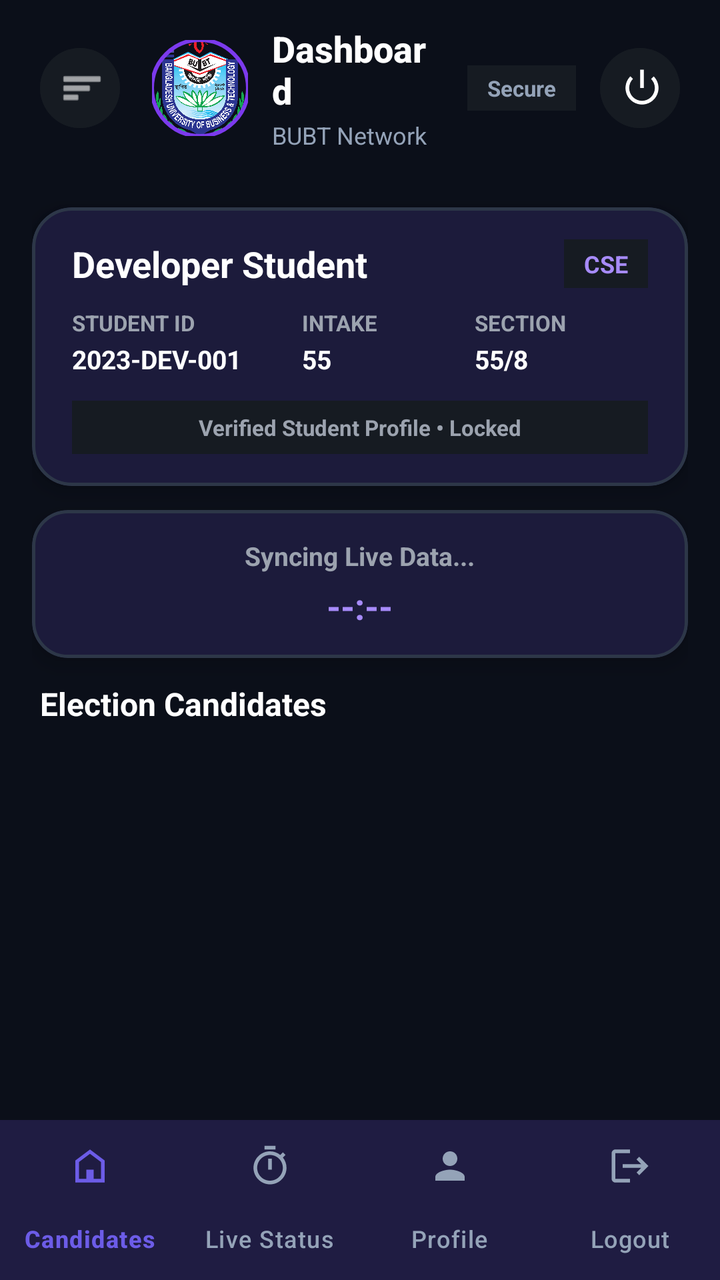
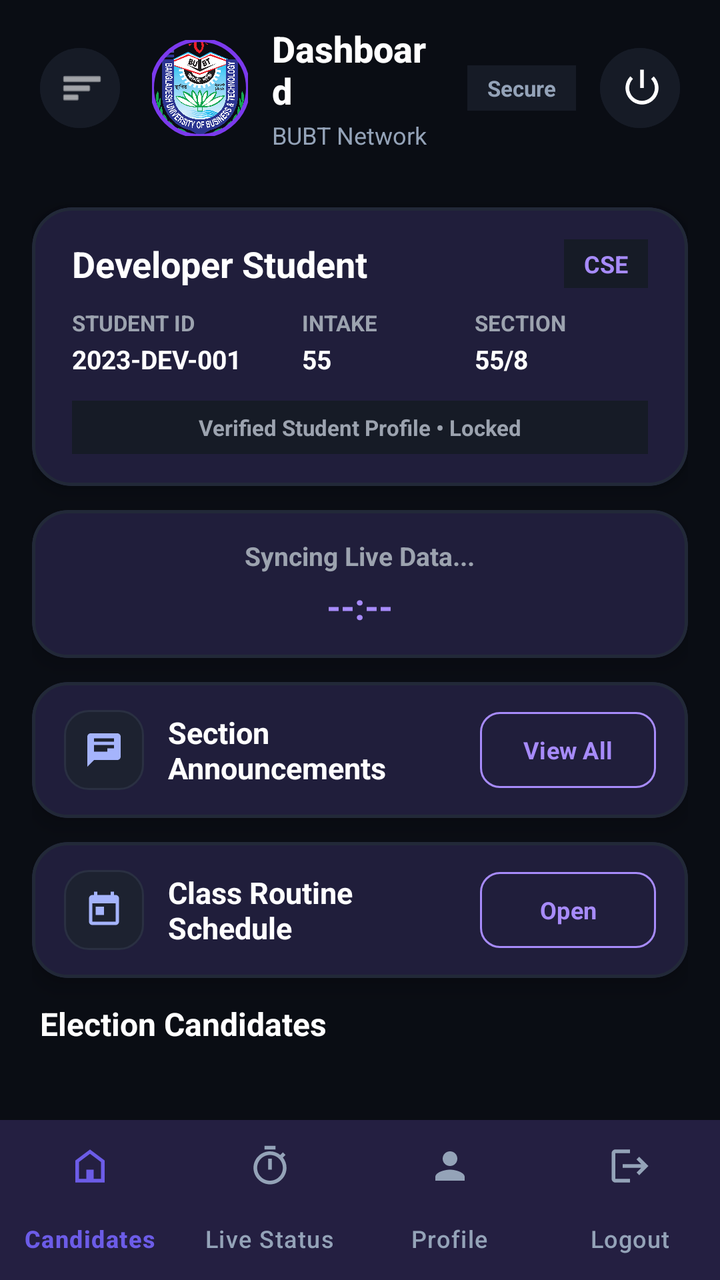

Before-and-after screenshots of an Android layout around one commit, followed by the original layout XML and the change that was made.
<!-- AndroidManifest.xml: application theme Theme.CRConnect -->
<!-- res/layout/activity_student_dashboard.xml -->
<?xml version="1.0" encoding="utf-8"?>
<androidx.drawerlayout.widget.DrawerLayout xmlns:android="http://schemas.android.com/apk/res/android"
    xmlns:app="http://schemas.android.com/apk/res-auto"
    xmlns:tools="http://schemas.android.com/tools"
    android:id="@+id/drawerLayoutStudent"
    android:layout_width="match_parent"
    android:layout_height="match_parent"
    android:background="@color/background"
    tools:context=".StudentDashboardActivity">

    
    <RelativeLayout
        android:id="@+id/layoutMainContent"
        android:layout_width="match_parent"
        android:layout_height="match_parent"
        android:background="@color/background">

        <LinearLayout
            android:id="@+id/containerHeaderAndBody"
            android:layout_width="match_parent"
            android:layout_height="match_parent"
            android:layout_above="@id/bottomNavStudent"
            android:orientation="vertical"
            android:paddingHorizontal="16dp">

            <include layout="@layout/include_header" />

            
            <com.google.android.material.card.MaterialCardView
                android:layout_width="match_parent"
                android:layout_height="wrap_content"
                app:cardCornerRadius="20dp"
                app:cardElevation="6dp"
                app:cardBackgroundColor="@color/surface"
                app:strokeWidth="1.5dp"
                app:strokeColor="@color/card_stroke"
                android:layout_marginBottom="12dp">

                <LinearLayout
                    android:layout_width="match_parent"
                    android:layout_height="wrap_content"
                    android:orientation="vertical"
                    android:paddingHorizontal="20dp"
                    android:paddingVertical="16dp">

                    <LinearLayout
                        android:layout_width="match_parent"
                        android:layout_height="wrap_content"
                        android:orientation="horizontal"
                        android:gravity="center_vertical"
                        android:layout_marginBottom="10dp">

                        <TextView
                            android:id="@+id/tvStudentName"
                            android:layout_width="0dp"
                            android:layout_height="wrap_content"
                            android:layout_weight="1"
                            android:text="Developer Student"
                            android:textSize="18sp"
                            android:textStyle="bold"
                            android:textColor="#FFFFFF"
                            android:singleLine="true"
                            android:ellipsize="end"/>

                        <TextView
                            android:id="@+id/tvStudentDept"
                            android:layout_width="wrap_content"
                            android:layout_height="wrap_content"
                            android:text="CSE"
                            android:textSize="12sp"
                            android:textColor="@color/secondary"
                            android:textStyle="bold"
                            android:background="@color/input_bg"
                            android:paddingHorizontal="10dp"
                            android:paddingVertical="4dp"
                            android:layout_marginStart="8dp"/>
                    </LinearLayout>

                    <LinearLayout
                        android:layout_width="match_parent"
                        android:layout_height="wrap_content"
                        android:orientation="horizontal"
                        android:baselineAligned="false"
                        android:weightSum="3"
                        android:layout_marginBottom="12dp">

                        <LinearLayout
                            android:layout_width="0dp"
                            android:layout_height="wrap_content"
                            android:layout_weight="1.2"
                            android:orientation="vertical">
                            <TextView android:layout_width="wrap_content" android:layout_height="wrap_content" android:text="STUDENT ID" android:textSize="11sp" android:textColor="#9CA3AF" android:textStyle="bold"/>
                            <TextView android:id="@+id/tvStudentDetailsID" android:layout_width="wrap_content" android:layout_height="wrap_content" android:text="2023-DEV-001" android:textSize="13sp" android:textColor="#FFFFFF" android:textStyle="bold" android:layout_marginTop="2dp" android:singleLine="true"/>
                        </LinearLayout>

                        <LinearLayout
                            android:layout_width="0dp"
                            android:layout_height="wrap_content"
                            android:layout_weight="0.9"
                            android:orientation="vertical">
                            <TextView android:layout_width="wrap_content" android:layout_height="wrap_content" android:text="INTAKE" android:textSize="11sp" android:textColor="#9CA3AF" android:textStyle="bold"/>
                            <TextView android:id="@+id/tvStudentIntake" android:layout_width="wrap_content" android:layout_height="wrap_content" android:text="55" android:textSize="13sp" android:textColor="#FFFFFF" android:textStyle="bold" android:layout_marginTop="2dp"/>
                        </LinearLayout>

                        <LinearLayout
                            android:layout_width="0dp"
                            android:layout_height="wrap_content"
                            android:layout_weight="0.9"
                            android:orientation="vertical">
                            <TextView android:layout_width="wrap_content" android:layout_height="wrap_content" android:text="SECTION" android:textSize="11sp" android:textColor="#9CA3AF" android:textStyle="bold"/>
                            <TextView android:id="@+id/tvStudentSection" android:layout_width="wrap_content" android:layout_height="wrap_content" android:text="55/8" android:textSize="13sp" android:textColor="#FFFFFF" android:textStyle="bold" android:layout_marginTop="2dp"/>
                        </LinearLayout>
                    </LinearLayout>

                    <TextView
                        android:layout_width="match_parent"
                        android:layout_height="wrap_content"
                        android:text="Verified Student Profile • Locked"
                        android:textSize="11sp"
                        android:textColor="#9CA3AF"
                        android:textStyle="bold"
                        android:gravity="center"
                        android:background="@color/input_bg"
                        android:paddingVertical="6dp"/>
                </LinearLayout>
            </com.google.android.material.card.MaterialCardView>

            
            <com.google.android.material.card.MaterialCardView
                android:id="@+id/cardStudentTimerStatus"
                android:layout_width="match_parent"
                android:layout_height="wrap_content"
                android:hapticFeedbackEnabled="true"
                app:cardCornerRadius="18dp"
                app:cardElevation="6dp"
                app:cardBackgroundColor="@color/surface"
                app:strokeWidth="1.5dp"
                app:strokeColor="@color/card_stroke"
                android:layout_marginBottom="12dp">

                <LinearLayout
                    android:layout_width="match_parent"
                    android:layout_height="wrap_content"
                    android:orientation="vertical"
                    android:gravity="center"
                    android:paddingHorizontal="16dp"
                    android:paddingVertical="14dp">

                    <TextView
                        android:id="@+id/tvVotingStatus"
                        android:layout_width="wrap_content"
                        android:layout_height="wrap_content"
                        android:text="Syncing Live Data..."
                        android:textSize="13sp"
                        android:textStyle="bold"
                        android:textColor="#9CA3AF"
                        android:gravity="center"/>

                    <TextView
                        android:id="@+id/tvStudentCountdown"
                        android:layout_width="wrap_content"
                        android:layout_height="wrap_content"
                        android:text="--:--"
                        android:textSize="18sp"
                        android:textStyle="bold"
                        android:textColor="#A78BFA"
                        android:layout_marginTop="4dp"
                        android:gravity="center"/>
                </LinearLayout>
            </com.google.android.material.card.MaterialCardView>

            
            <LinearLayout
                android:layout_width="match_parent"
                android:layout_height="0dp"
                android:layout_weight="1"
                android:orientation="vertical"
                android:layout_marginBottom="8dp">

                <TextView
                    android:layout_width="wrap_content"
                    android:layout_height="wrap_content"
                    android:text="Election Candidates"
                    android:textSize="16sp"
                    android:textStyle="bold"
                    android:textColor="#FFFFFF"
                    android:layout_marginBottom="8dp"
                    android:layout_marginStart="4dp"/>

                <androidx.core.widget.NestedScrollView
                    android:id="@+id/scrollViewCandidates"
                    android:layout_width="match_parent"
                    android:layout_height="match_parent"
                    android:clipToPadding="false"
                    android:paddingBottom="16dp"
                    android:fillViewport="true">

                    <LinearLayout
                        android:id="@+id/containerCandidates"
                        android:layout_width="match_parent"
                        android:layout_height="wrap_content"
                        android:orientation="vertical"/>
                </androidx.core.widget.NestedScrollView>
            </LinearLayout>

        </LinearLayout>

        
        <com.google.android.material.bottomnavigation.BottomNavigationView
            android:id="@+id/bottomNavStudent"
            android:layout_width="match_parent"
            android:layout_height="wrap_content"
            android:hapticFeedbackEnabled="true"
            android:layout_alignParentBottom="true"
            android:background="@color/surface"
            app:itemIconTint="@color/bottom_nav_item_color"
            app:itemTextColor="@color/bottom_nav_item_color"
            app:itemRippleColor="@color/card_stroke"
            app:itemActiveIndicatorStyle="@style/App.CustomActiveIndicator"
            app:labelVisibilityMode="labeled"
            app:itemIconSize="22dp"
            app:elevation="12dp"
            app:menu="@menu/bottom_nav_menu_student" />

    </RelativeLayout>

    
    <com.google.android.material.navigation.NavigationView
        android:id="@+id/navViewStudent"
        android:layout_width="wrap_content"
        android:layout_height="match_parent"
        android:layout_gravity="start"
        android:background="@color/surface"
        app:headerLayout="@layout/nav_header"
        app:itemIconTint="@color/primary"
        app:itemTextColor="#FFFFFF"
        app:menu="@menu/drawer_menu_student" />

</androidx.drawerlayout.widget.DrawerLayout>
<!-- res/layout/include_header.xml (included above) -->
<?xml version="1.0" encoding="utf-8"?>
<androidx.constraintlayout.widget.ConstraintLayout xmlns:android="http://schemas.android.com/apk/res/android"
    xmlns:app="http://schemas.android.com/apk/res-auto"
    android:layout_width="match_parent"
    android:layout_height="wrap_content"
    android:paddingVertical="12dp"
    android:layout_marginBottom="16dp">

    
    <com.google.android.material.button.MaterialButton
        android:id="@+id/btnOpenDrawer"
        style="@style/Widget.Material3.Button.IconButton"
        android:layout_width="48dp"
        android:layout_height="48dp"
        android:hapticFeedbackEnabled="true"
        android:backgroundTint="@color/input_bg"
        app:icon="@android:drawable/ic_menu_sort_by_size"
        app:iconSize="22dp"
        app:iconTint="#FFFFFF"
        app:layout_constraintTop_toTopOf="@id/imgUserProfile"
        app:layout_constraintBottom_toBottomOf="@id/imgUserProfile"
        app:layout_constraintStart_toStartOf="parent" />

    
    <com.google.android.material.imageview.ShapeableImageView
        android:id="@+id/imgUserProfile"
        android:layout_width="48dp"
        android:layout_height="48dp"
        android:layout_marginStart="12dp"
        app:layout_constraintStart_toEndOf="@id/btnOpenDrawer"
        app:layout_constraintTop_toTopOf="parent"
        app:layout_constraintBottom_toBottomOf="parent"
        android:scaleType="centerCrop"
        android:src="@drawable/bubt_logo"
        app:shapeAppearanceOverlay="@style/ShapeAppearance.App.Circular"
        app:strokeColor="@color/primary"
        app:strokeWidth="2dp" />

    
    <LinearLayout
        android:layout_width="0dp"
        android:layout_height="wrap_content"
        android:layout_marginStart="12dp"
        android:layout_marginEnd="12dp"
        android:orientation="vertical"
        app:layout_constraintTop_toTopOf="@id/imgUserProfile"
        app:layout_constraintBottom_toBottomOf="@id/imgUserProfile"
        app:layout_constraintStart_toEndOf="@id/imgUserProfile"
        app:layout_constraintEnd_toStartOf="@id/tvSecureBadge">

        <TextView
            android:id="@+id/tvHeaderTitle"
            android:layout_width="wrap_content"
            android:layout_height="wrap_content"
            android:fontFamily="sans-serif-medium"
            android:text="Dashboard"
            android:textColor="#FFFFFF"
            android:textSize="18sp"
            android:textStyle="bold" />

        <TextView
            android:id="@+id/tvHeaderSubtitle"
            android:layout_width="wrap_content"
            android:layout_height="wrap_content"
            android:layout_marginTop="2dp"
            android:ellipsize="end"
            android:singleLine="true"
            android:text="BUBT Network"
            android:textColor="#94A3B8"
            android:textSize="12sp" />
    </LinearLayout>

    
    <TextView
        android:id="@+id/tvSecureBadge"
        android:layout_width="wrap_content"
        android:layout_height="wrap_content"
        android:text="Secure"
        android:textSize="11sp"
        android:textColor="#94A3B8"
        android:textStyle="bold"
        android:background="@color/input_bg"
        android:paddingHorizontal="10dp"
        android:paddingVertical="4dp"
        android:layout_marginEnd="8dp"
        app:layout_constraintTop_toTopOf="@id/imgUserProfile"
        app:layout_constraintBottom_toBottomOf="@id/imgUserProfile"
        app:layout_constraintEnd_toStartOf="@id/btnLogout" />

    
    <com.google.android.material.button.MaterialButton
        android:id="@+id/btnLogout"
        style="@style/Widget.Material3.Button.IconButton"
        android:layout_width="48dp"
        android:layout_height="48dp"
        android:hapticFeedbackEnabled="true"
        app:icon="@android:drawable/ic_lock_power_off"
        app:iconTint="#FFFFFF"
        app:iconSize="22dp"
        android:backgroundTint="@color/input_bg"
        app:layout_constraintTop_toTopOf="@id/imgUserProfile"
        app:layout_constraintBottom_toBottomOf="@id/imgUserProfile"
        app:layout_constraintEnd_toEndOf="parent" />

</androidx.constraintlayout.widget.ConstraintLayout>
<!-- res/layout/nav_header.xml (included above) -->
<?xml version="1.0" encoding="utf-8"?>
<LinearLayout xmlns:android="http://schemas.android.com/apk/res/android"
    xmlns:app="http://schemas.android.com/apk/res-auto"
    android:layout_width="match_parent"
    android:layout_height="180dp"
    android:background="@color/surface"
    android:gravity="bottom"
    android:orientation="vertical"
    android:padding="20dp">

    <com.google.android.material.imageview.ShapeableImageView
        android:id="@+id/imgNavHeaderProfile"
        android:layout_width="60dp"
        android:layout_height="60dp"
        android:src="@drawable/bubt_logo"
        android:scaleType="centerCrop"
        app:shapeAppearanceOverlay="@style/ShapeAppearance.App.Circular"
        app:strokeWidth="2dp"
        app:strokeColor="@color/primary"
        android:layout_marginBottom="12dp" />

    <TextView
        android:id="@+id/tvNavHeaderName"
        android:layout_width="wrap_content"
        android:layout_height="wrap_content"
        android:text="CRConnect User"
        android:textColor="#FFFFFF"
        android:textSize="18sp"
        android:textStyle="bold"
        android:singleLine="true" />

    <TextView
        android:id="@+id/tvNavHeaderRole"
        android:layout_width="wrap_content"
        android:layout_height="wrap_content"
        android:text="BUBT Department Network"
        android:textColor="#9CA3AF"
        android:textSize="12sp"
        android:layout_marginTop="2dp"
        android:singleLine="true" />

</LinearLayout>
<!-- resources referenced by this layout -->
<resources>
  <color name="background">#0B0F19</color>
  <color name="card_stroke">#2D3748</color>
  <color name="input_bg">#161B22</color>
  <color name="primary">#7C3AED</color>
  <color name="secondary">#A78BFA</color>
  <color name="surface">#111827</color>
  <!-- drawable bubt_logo: png bitmap (drawable, 173497 bytes) -->
  <style name="App.CustomActiveIndicator" parent="Widget.Material3.BottomNavigationView.ActiveIndicator">
          <item name="android:color">#2D2342</item>
          <item name="cornerSize">16dp</item>
      </style>
  <style name="ShapeAppearance.App.Circular" parent="ShapeAppearance.Material3.Corner.Full">
          <item name="cornerSize">50%</item>
      </style>
  <style name="Theme.CRConnect" parent="Base.Theme.CRConnect" />
  <style name="Base.Theme.CRConnect" parent="Theme.Material3.DayNight.NoActionBar">
          <item name="colorPrimary">@color/primary</item>
          <item name="colorSecondary">@color/secondary</item>
          <item name="android:windowBackground">@color/background</item>
          <item name="colorSurface">@color/surface</item>
          <item name="colorOnSurface">@color/text_primary</item>
          <item name="colorOnSurfaceVariant">@color/text_secondary</item>
          <item name="colorError">@color/error</item>
          <item name="android:fontFamily">sans-serif</item>
          <item name="fontFamily">sans-serif</item>
          <item name="android:windowActivityTransitions">true</item>
          <item name="android:navigationBarColor">@android:color/transparent</item>
          <item name="android:statusBarColor">@android:color/transparent</item>
          <item name="android:windowLightStatusBar" tools:targetApi="m">false</item>
          <item name="android:windowLightNavigationBar" tools:targetApi="o_mr1">false</item>
      </style>
  <color name="text_primary">#FFFFFF</color>
  <color name="text_secondary">#94A3B8</color>
  <color name="error">#7F1D1D</color>
</resources>

<!-- the commit's change to res/layout/activity_student_dashboard.xml (unified diff, before → after) -->
@@ -170,6 +170,146 @@
             </com.google.android.material.card.MaterialCardView>
 
             
+            <com.google.android.material.card.MaterialCardView
+                android:id="@+id/cardAnnouncementsSection"
+                android:layout_width="match_parent"
+                android:layout_height="wrap_content"
+                android:hapticFeedbackEnabled="true"
+                app:cardCornerRadius="18dp"
+                app:cardElevation="6dp"
+                app:cardBackgroundColor="@color/surface"
+                app:strokeWidth="1.5dp"
+                app:strokeColor="@color/card_stroke"
+                android:layout_marginBottom="12dp">
+
+                <LinearLayout
+                    android:layout_width="match_parent"
+                    android:layout_height="wrap_content"
+                    android:orientation="horizontal"
+                    android:gravity="center_vertical"
+                    android:paddingHorizontal="16dp"
+                    android:paddingVertical="14dp">
+
+                    <LinearLayout
+                        android:layout_width="0dp"
+                        android:layout_height="wrap_content"
+                        android:layout_weight="1"
+                        android:gravity="center_vertical"
+                        android:orientation="horizontal">
+
+                        <FrameLayout
+                            android:layout_width="40dp"
+                            android:layout_height="40dp"
+                            android:background="@drawable/bg_icon_badge"
+                            android:layout_marginEnd="12dp">
+                            <ImageView
+                                android:layout_width="20dp"
+                                android:layout_height="20dp"
+                                android:layout_gravity="center"
+                                android:src="@drawable/ic_announcement"
+                                app:tint="#A5B4FC"
+                                tools:ignore="ContentDescription" />
+                        </FrameLayout>
+
+                        <TextView
+                            android:layout_width="wrap_content"
+                            android:layout_height="wrap_content"
+                            android:text="Section Announcements"
+                            android:textSize="15sp"
+                            android:textStyle="bold"
+                            android:textColor="#FFFFFF"/>
+                    </LinearLayout>
+
+                    <com.google.android.material.button.MaterialButton
+                        android:id="@+id/btnViewAnnouncements"
+                        style="@style/Widget.Material3.Button.OutlinedButton"
+                        android:layout_width="wrap_content"
+                        android:layout_height="38dp"
+                        android:text="View All"
+                        android:textColor="@color/secondary"
+                        android:textSize="12sp"
+                        android:textStyle="bold"
+                        app:strokeColor="@color/secondary"
+                        app:strokeWidth="1dp"
+                        app:backgroundTint="@android:color/transparent"
+                        app:cornerRadius="10dp"
+                        android:insetBottom="0dp"
+                        android:insetTop="0dp"
+                        android:paddingHorizontal="12dp"/>
+                </LinearLayout>
+            </com.google.android.material.card.MaterialCardView>
+
+            
+            <com.google.android.material.card.MaterialCardView
+                android:id="@+id/cardRoutineShortcut"
+                android:layout_width="match_parent"
+                android:layout_height="wrap_content"
+                android:hapticFeedbackEnabled="true"
+                app:cardCornerRadius="18dp"
+                app:cardElevation="6dp"
+                app:cardBackgroundColor="@color/surface"
+                app:strokeWidth="1.5dp"
+                app:strokeColor="@color/card_stroke"
+                android:layout_marginBottom="12dp">
+
+                <LinearLayout
+                    android:layout_width="match_parent"
+                    android:layout_height="wrap_content"
+                    android:orientation="horizontal"
+                    android:gravity="center_vertical"
+                    android:paddingHorizontal="16dp"
+                    android:paddingVertical="14dp">
+
+                    <LinearLayout
+                        android:layout_width="0dp"
+                        android:layout_height="wrap_content"
+                        android:layout_weight="1"
+                        android:gravity="center_vertical"
+                        android:orientation="horizontal">
+
+                        <FrameLayout
+                            android:layout_width="40dp"
+                            android:layout_height="40dp"
+                            android:background="@drawable/bg_icon_badge"
+                            android:layout_marginEnd="12dp">
+                            <ImageView
+                                android:layout_width="20dp"
+                                android:layout_height="20dp"
+                                android:layout_gravity="center"
+                                android:src="@drawable/ic_calendar"
+                                app:tint="#A5B4FC"
+                                tools:ignore="ContentDescription" />
+                        </FrameLayout>
+
+                        <TextView
+                            android:layout_width="wrap_content"
+                            android:layout_height="wrap_content"
+                            android:text="Class Routine Schedule"
+                            android:textSize="15sp"
+                            android:textStyle="bold"
+                            android:textColor="#FFFFFF"/>
+                    </LinearLayout>
+
+                    <com.google.android.material.button.MaterialButton
+                        android:id="@+id/btnOpenRoutine"
+                        style="@style/Widget.Material3.Button.OutlinedButton"
+                        android:layout_width="wrap_content"
+                        android:layout_height="38dp"
+                        android:text="Open"
+                        android:textColor="@color/secondary"
+                        android:textSize="12sp"
+                        android:textStyle="bold"
+                        app:strokeColor="@color/secondary"
+                        app:strokeWidth="1dp"
+                        app:backgroundTint="@android:color/transparent"
+                        app:cornerRadius="10dp"
+                        android:insetBottom="0dp"
+                        android:insetTop="0dp"
+                        android:paddingHorizontal="12dp"/>
+                </LinearLayout>
+            </com.google.android.material.card.MaterialCardView>
+
+            
             <LinearLayout
                 android:layout_width="match_parent"
                 android:layout_height="0dp"
@@ -204,6 +344,21 @@
             </LinearLayout>
 
         </LinearLayout>
+
+        
+        <com.google.android.material.floatingactionbutton.FloatingActionButton
+            android:id="@+id/fabCreateAnnouncement"
+            android:layout_width="wrap_content"
+            android:layout_height="wrap_content"
+            android:layout_above="@id/bottomNavStudent"
+            android:layout_alignParentEnd="true"
+            android:layout_marginEnd="20dp"
+            android:layout_marginBottom="20dp"
+            android:contentDescription="Create Announcement"
+            android:src="@android:drawable/ic_input_add"
+            app:backgroundTint="@color/primary"
+            app:tint="#FFFFFF"
+            android:visibility="gone" />
 
         
         <com.google.android.material.bottomnavigation.BottomNavigationView
<!-- resource entries referenced after the edit -->
@@ -1,12 +1,42 @@
 <!-- resources referenced by this layout -->
 <resources>
-  <color name="background">#0B0F19</color>
-  <color name="card_stroke">#2D3748</color>
-  <color name="input_bg">#161B22</color>
+  <color name="background">#0A0D14</color>
+  <color name="card_stroke">#222938</color>
+  <color name="input_bg">#161B26</color>
   <color name="primary">#7C3AED</color>
   <color name="secondary">#A78BFA</color>
-  <color name="surface">#111827</color>
+  <color name="surface">#161B26</color>
+  <!-- drawable bg_icon_badge (drawable) -->
+  <?xml version="1.0" encoding="utf-8"?>
+  <shape xmlns:android="http://schemas.android.com/apk/res/android"
+      android:shape="rectangle">
+      <solid android:color="#1D2230"/>
+      <stroke
+          android:width="1dp"
+          android:color="#2A3042"/>
+      <corners android:radius="12dp"/>
+  </shape>
   <!-- drawable bubt_logo: png bitmap (drawable, 173497 bytes) -->
+  <!-- drawable ic_announcement (drawable) -->
+  <vector xmlns:android="http://schemas.android.com/apk/res/android"
+      android:width="24dp"
+      android:height="24dp"
+      android:viewportWidth="24"
+      android:viewportHeight="24">
+    <path
+        android:fillColor="#A5B4FC"
+        android:pathData="M20,2H4C2.9,2 2,2.9 2,4v18l4,-4h14c1.1,0 2,-0.9 2,-2V4C22,2.9 21.1,2 20,2zM6,9h12v2H6V9zM14,13H6v-2h8V13zM18,7H6V5h12V7z"/>
+  </vector>
+  <!-- drawable ic_calendar (drawable) -->
+  <vector xmlns:android="http://schemas.android.com/apk/res/android"
+      android:width="24dp"
+      android:height="24dp"
+      android:viewportWidth="24"
+      android:viewportHeight="24">
+    <path
+        android:fillColor="#A5B4FC"
+        android:pathData="M19,3h-1V1h-2v2H8V1H6v2H5C3.89,3 3.01,3.9 3.01,5L3,19c0,1.1 0.89,2 2,2h14c1.1,0 2,-0.9 2,-2V5C21,3.9 20.1,3 19,3zM19,19H5V8h14V19zM7,10h5v5H7V10z"/>
+  </vector>
   <style name="App.CustomActiveIndicator" parent="Widget.Material3.BottomNavigationView.ActiveIndicator">
           <item name="android:color">#2D2342</item>
           <item name="cornerSize">16dp</item>
